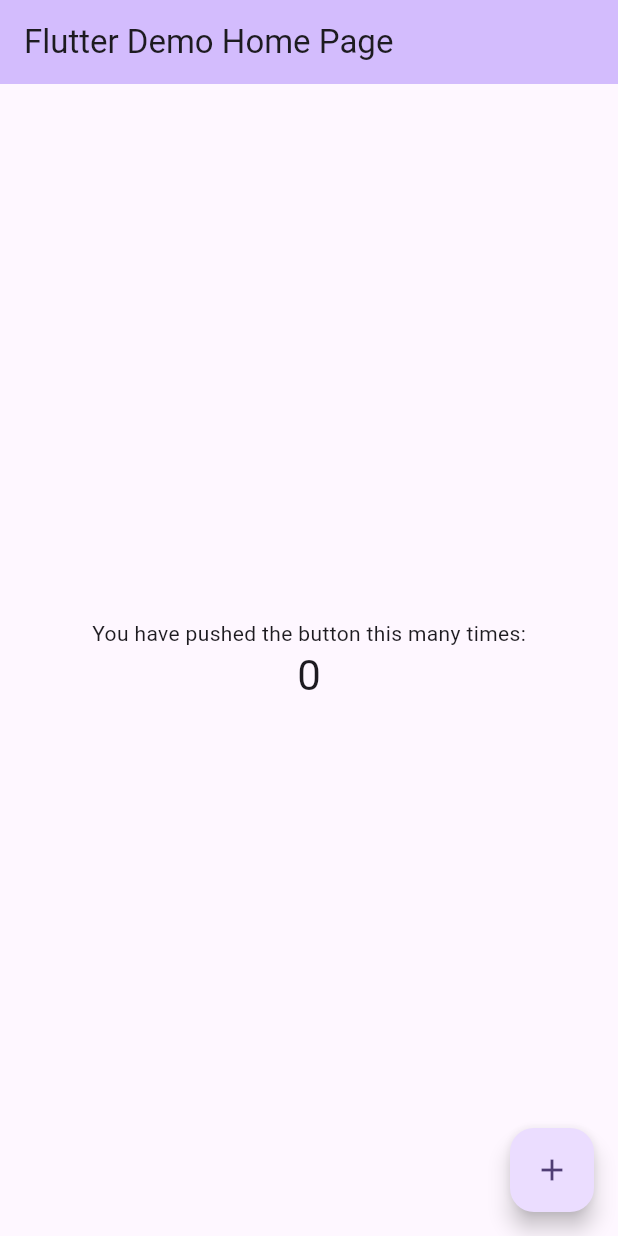
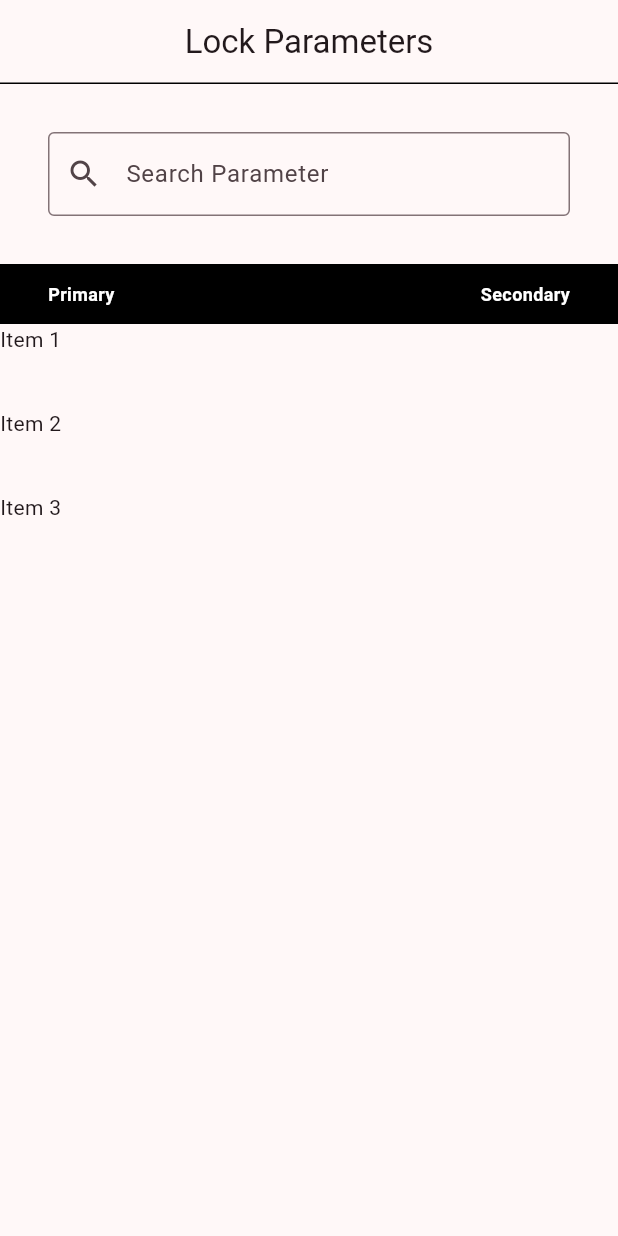
Before and after one commit to mitjadietner/lock-config-assignment, a Flutter app: the screen it shows after launch, on a phone screen of 412 x 824 dp. Run offline on Flutter 3.47's test engine with Material 3 defaults, Android fonts, the phone set to English and light mode, and no system bars.

Commit message:
Home screen design.

```diff
--- /dev/null
+++ b/lib/edit_screen.dart
@@ -0,0 +1,10 @@
+import 'package:flutter/material.dart';
+
+class EditScreen extends StatelessWidget {
+  const EditScreen({super.key});
+
+  @override
+  Widget build(BuildContext context) {
+    return Container();
+  }
+}
--- /dev/null
+++ b/lib/home_screen.dart
@@ -0,0 +1,75 @@
+import 'package:flutter/material.dart';
+
+class HomeScreen extends StatelessWidget {
+  const HomeScreen({super.key});
+
+  @override
+  Widget build(BuildContext context) {
+    return Scaffold(
+      appBar: AppBar(
+        title: const Text('Lock Parameters'),
+        centerTitle: true,
+        shape: const Border(
+          bottom: BorderSide(color: Colors.black, width: 1),
+        ),
+      ),
+      body: Column(
+        children: [
+          const Padding(
+            padding: EdgeInsets.all(32),
+            child: TextField(
+              decoration: InputDecoration(
+                  prefixIcon: Icon(Icons.search),
+                  hintText: 'Search Parameter',
+                  border: OutlineInputBorder()),
+            ),
+          ),
+          Container(
+            color: Colors.black,
+            height: 40,
+            child: const Padding(
+              padding: EdgeInsets.symmetric(horizontal: 32),
+              child: Row(
+                children: [
+                  Text(
+                    'Primary',
+                    style: TextStyle(
+                        fontSize: 12,
+                        fontWeight: FontWeight.bold,
+                        color: Colors.white),
+                  ),
+                  Spacer(),
+                  Text(
+                    'Secondary',
+                    style: TextStyle(
+                        fontSize: 12,
+                        fontWeight: FontWeight.bold,
+                        color: Colors.white),
+                  ),
+                ],
+              ),
+            ),
+          ),
+          Expanded(
+            child: ListView(
+              children: [
+                Container(
+                  height: 56,
+                  child: Text('Item 1'),
+                ),
+                Container(
+                  height: 56,
+                  child: Text('Item 2'),
+                ),
+                Container(
+                  height: 56,
+                  child: Text('Item 3'),
+                ),
+              ],
+            ),
+          )
+        ],
+      ),
+    );
+  }
+}
--- a/lib/main.dart
+++ b/lib/main.dart
@@ -1,4 +1,5 @@
 import 'package:flutter/material.dart';
+import 'package:locks/home_screen.dart';
 
 void main() {
   runApp(const MyApp());
@@ -7,119 +8,16 @@
 class MyApp extends StatelessWidget {
   const MyApp({super.key});
 
-  // This widget is the root of your application.
   @override
   Widget build(BuildContext context) {
     return MaterialApp(
-      title: 'Flutter Demo',
+      title: 'Lock Parameters',
+      debugShowCheckedModeBanner: false,
       theme: ThemeData(
-        // This is the theme of your application.
-        //
-        // TRY THIS: Try running your application with "flutter run". You'll see
-        // the application has a purple toolbar. Then, without quitting the app,
-        // try changing the seedColor in the colorScheme below to Colors.green
-        // and then invoke "hot reload" (save your changes or press the "hot
-        // reload" button in a Flutter-supported IDE, or press "r" if you used
-        // the command line to start the app).
-        //
-        // Notice that the counter didn't reset back to zero; the application
-        // state is not lost during the reload. To reset the state, use hot
-        // restart instead.
-        //
-        // This works for code too, not just values: Most code changes can be
-        // tested with just a hot reload.
-        colorScheme: ColorScheme.fromSeed(seedColor: Colors.deepPurple),
+        colorScheme: ColorScheme.fromSeed(seedColor: Colors.black),
         useMaterial3: true,
       ),
-      home: const MyHomePage(title: 'Flutter Demo Home Page'),
+      home: const HomeScreen(),
     );
   }
 }
-
-class MyHomePage extends StatefulWidget {
-  const MyHomePage({super.key, required this.title});
-
-  // This widget is the home page of your application. It is stateful, meaning
-  // that it has a State object (defined below) that contains fields that affect
-  // how it looks.
-
-  // This class is the configuration for the state. It holds the values (in this
-  // case the title) provided by the parent (in this case the App widget) and
-  // used by the build method of the State. Fields in a Widget subclass are
-  // always marked "final".
-
-  final String title;
-
-  @override
-  State<MyHomePage> createState() => _MyHomePageState();
-}
-
-class _MyHomePageState extends State<MyHomePage> {
-  int _counter = 0;
-
-  void _incrementCounter() {
-    setState(() {
-      // This call to setState tells the Flutter framework that something has
-      // changed in this State, which causes it to rerun the build method below
-      // so that the display can reflect the updated values. If we changed
-      // _counter without calling setState(), then the build method would not be
-      // called again, and so nothing would appear to happen.
-      _counter++;
-    });
-  }
-
-  @override
-  Widget build(BuildContext context) {
-    // This method is rerun every time setState is called, for instance as done
-    // by the _incrementCounter method above.
-    //
-    // The Flutter framework has been optimized to make rerunning build methods
-    // fast, so that you can just rebuild anything that needs updating rather
-    // than having to individually change instances of widgets.
-    return Scaffold(
-      appBar: AppBar(
-        // TRY THIS: Try changing the color here to a specific color (to
-        // Colors.amber, perhaps?) and trigger a hot reload to see the AppBar
-        // change color while the other colors stay the same.
-        backgroundColor: Theme.of(context).colorScheme.inversePrimary,
-        // Here we take the value from the MyHomePage object that was created by
-        // the App.build method, and use it to set our appbar title.
-        title: Text(widget.title),
-      ),
-      body: Center(
-        // Center is a layout widget. It takes a single child and positions it
-        // in the middle of the parent.
-        child: Column(
-          // Column is also a layout widget. It takes a list of children and
-          // arranges them vertically. By default, it sizes itself to fit its
-          // children horizontally, and tries to be as tall as its parent.
-          //
-          // Column has various properties to control how it sizes itself and
-          // how it positions its children. Here we use mainAxisAlignment to
-          // center the children vertically; the main axis here is the vertical
-          // axis because Columns are vertical (the cross axis would be
-          // horizontal).
-          //
-          // TRY THIS: Invoke "debug painting" (choose the "Toggle Debug Paint"
-          // action in the IDE, or press "p" in the console), to see the
-          // wireframe for each widget.
-          mainAxisAlignment: MainAxisAlignment.center,
-          children: <Widget>[
-            const Text(
-              'You have pushed the button this many times:',
-            ),
-            Text(
-              '$_counter',
-              style: Theme.of(context).textTheme.headlineMedium,
-            ),
-          ],
-        ),
-      ),
-      floatingActionButton: FloatingActionButton(
-        onPressed: _incrementCounter,
-        tooltip: 'Increment',
-        child: const Icon(Icons.add),
-      ), // This trailing comma makes auto-formatting nicer for build methods.
-    );
-  }
-}
--- a/pubspec.yaml
+++ b/pubspec.yaml
@@ -1,5 +1,5 @@
 name: locks
-description: "A new Flutter project."
+description: "Mobile App Coding Challenge"
 # The following line prevents the package from being accidentally published to
 # pub.dev using `flutter pub publish`. This is preferred for private packages.
 publish_to: 'none' # Remove this line if you wish to publish to pub.dev
```
Also changed, not shown: pubspec.lock.
